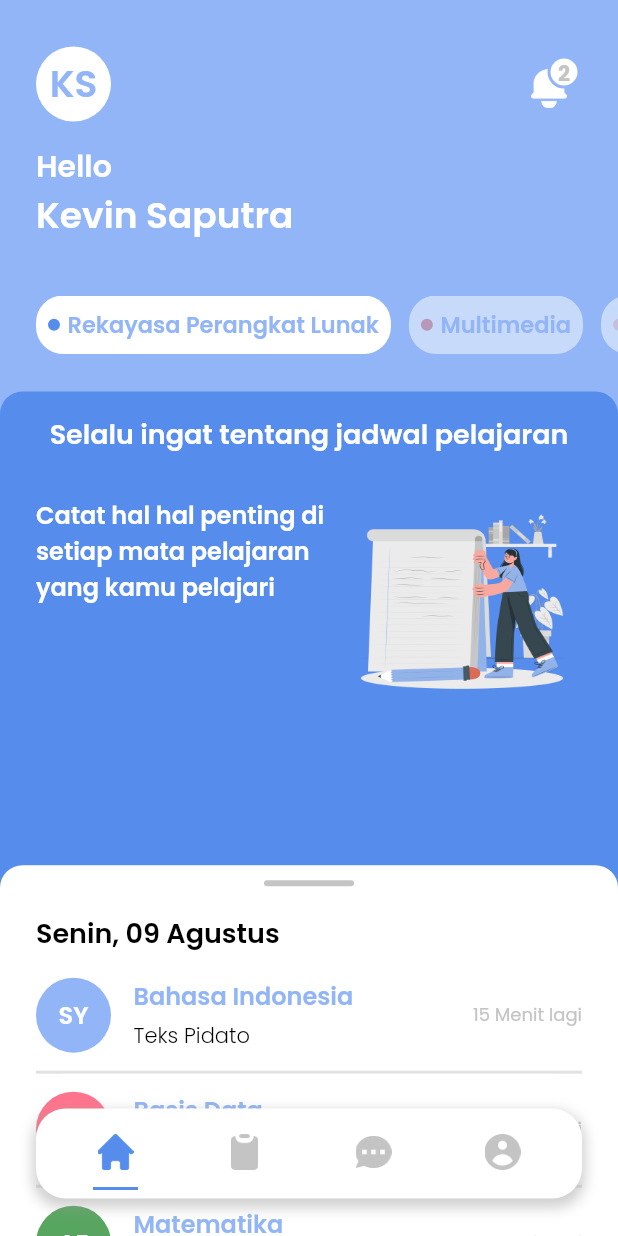
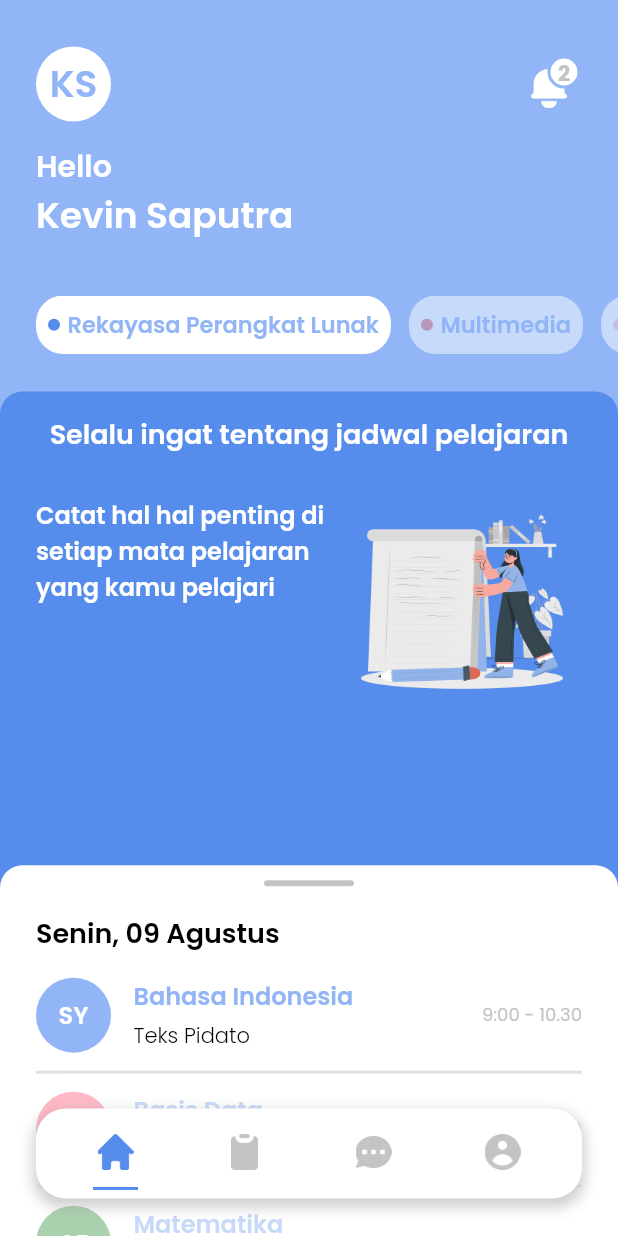
Before and after one commit to J-Orlant/Schooldy, a Flutter app: the SignInPage screen opened by its route, after a tap on "Masuk", on a phone screen of 412 x 824 dp. Run offline on Flutter 3.47's test engine with Material 2 defaults, Android fonts, the phone set to English and light mode, and no system bars; our stand-ins replace bloc, flutter_bloc, google_fonts.

Commit message:
update again
+ page notif
+ update home
+ perapihan sign in

```diff
--- a/lib/main.dart
+++ b/lib/main.dart
@@ -3,6 +3,7 @@ import 'package:flutter_bloc/flutter_bloc.dart';
 import 'package:kksi/bloc/page_cubit.dart';
 import 'package:kksi/bloc/tab_cubit.dart';
 import 'package:kksi/ui/page/main_page.dart';
+import 'package:kksi/ui/page/notification_page.dart';
 import 'package:kksi/ui/page/sign_in_page.dart';
 import 'package:kksi/ui/page/splash_page.dart';
 
@@ -33,6 +34,7 @@ class MyApp extends StatelessWidget {
           ('/get-started'): (context) => GetStartedPage(),
           ('/sign-in'): (context) => SignInPage(),
           ('/main'): (context) => MainPage(),
+          ('/notif'): (context) => NotificationPage(),
         },
       ),
     );
--- a/lib/models/agenda_models.dart
+++ b/lib/models/agenda_models.dart
@@ -8,14 +8,16 @@ class AgendaModels {
   final String waktu;
   final String guru;
   final Color warna;
+  final bool expired;
 
   AgendaModels({
     required this.id,
     required this.mapel,
     required this.materi,
-    this.waktu = "15 menit lagi",
+    this.waktu = "9:00 - 10.30",
     required this.guru,
     required this.warna,
+    required this.expired,
   });
 }
 
@@ -26,6 +28,7 @@ final fakedata = [
     materi: 'Teks Pidato',
     guru: 'SY',
     warna: kPrimaryColor,
+    expired: false,
   ),
   AgendaModels(
     id: 'agenda-tag-2',
@@ -33,6 +36,7 @@ final fakedata = [
     materi: 'Subquery',
     guru: 'DS',
     warna: Color(0xffFF738C),
+    expired: true,
   ),
   AgendaModels(
     id: 'agenda-tag-3',
@@ -40,6 +44,7 @@ final fakedata = [
     materi: 'Turunan',
     guru: 'AE',
     warna: Color(0xff58A560),
+    expired: true,
   ),
   AgendaModels(
     id: 'agenda-tag-4',
@@ -47,5 +52,6 @@ final fakedata = [
     materi: 'Past Tense',
     guru: 'TA',
     warna: Color(0xfffFFDAC4),
+    expired: true,
   ),
 ];
--- a/lib/ui/page/home_page.dart
+++ b/lib/ui/page/home_page.dart
@@ -65,6 +65,10 @@ class HomePage extends StatelessWidget {
                     Positioned(
                       top: 1,
                       right: 1,
+                      child: GestureDetector(
+                        onTap: () {
+                          Navigator.pushNamed(context, '/notif');
+                        },
                         child: Container(
                           width: 22,
                           height: 22,
@@ -78,6 +82,7 @@ class HomePage extends StatelessWidget {
                               '2',
                               style: greyTextStyle.copyWith(
                                 fontWeight: bold,
+                              ),
                             ),
                           ),
                         ),
@@ -301,7 +306,8 @@ class _AgendaItemLoop extends StatelessWidget {
     return Column(
       children: fakedata.map((data) {
         return GestureDetector(
-          onTap: () {
+          onTap: (!data.expired)
+              ? () {
                   Navigator.of(context).push(
                     HeroDialogRoute(
                       builder: (context) => Center(
@@ -311,7 +317,8 @@ class _AgendaItemLoop extends StatelessWidget {
                       ),
                     ),
                   );
-          },
+                }
+              : () {},
           child: Hero(
             tag: data.id,
             createRectTween: (begin, end) {
@@ -323,6 +330,7 @@ class _AgendaItemLoop extends StatelessWidget {
               mapel: data.mapel,
               materi: data.materi,
               color: data.warna,
+              expired: data.expired,
             ),
           ),
         );
--- a/lib/ui/page/sign_in_page.dart
+++ b/lib/ui/page/sign_in_page.dart
@@ -45,6 +45,7 @@ class SignInPage extends StatelessWidget {
                 style: primaryTextStyle.copyWith(
                   fontSize: 30,
                   fontWeight: semiBold,
+                  color: Color(0xff73A5FF),
                 ),
               ),
               SizedBox(
@@ -54,7 +55,7 @@ class SignInPage extends StatelessWidget {
                 hint: 'Email',
                 icon: Icon(
                   Icons.email,
-                  color: kPrimaryColor,
+                  color: Color(0xff73A5FF),
                 ),
               ),
               SizedBox(
@@ -64,7 +65,7 @@ class SignInPage extends StatelessWidget {
                 hint: 'Password',
                 icon: Icon(
                   Icons.lock,
-                  color: kPrimaryColor,
+                  color: Color(0xff73A5FF),
                 ),
               ),
 
--- a/lib/ui/widget/agenda_item.dart
+++ b/lib/ui/widget/agenda_item.dart
@@ -7,6 +7,7 @@ class AgendaItem extends StatelessWidget {
   final String mapel;
   final String materi;
   final Color color;
+  final bool expired;
 
   const AgendaItem({
     Key? key,
@@ -15,11 +16,14 @@ class AgendaItem extends StatelessWidget {
     required this.mapel,
     required this.materi,
     required this.color,
+    required this.expired,
   }) : super(key: key);
 
   @override
   Widget build(BuildContext context) {
-    return Material(
+    return Opacity(
+      opacity: (expired) ? 0.5 : 1.0,
+      child: Material(
         color: Colors.white,
         borderRadius: BorderRadius.circular(18),
         child: Container(
@@ -78,7 +82,7 @@ class AgendaItem extends StatelessWidget {
                   ),
                 ),
                 Text(
-                '15 Menit lagi',
+                  '9:00 - 10.30',
                   style: greyTextStyle.copyWith(
                     fontSize: 12,
                   ),
@@ -87,6 +91,7 @@ class AgendaItem extends StatelessWidget {
             ),
           ),
         ),
+      ),
     );
   }
 }
--- a/lib/ui/widget/custom_text_button.dart
+++ b/lib/ui/widget/custom_text_button.dart
@@ -8,10 +8,10 @@ class CustomTextButton extends StatelessWidget {
 
   const CustomTextButton({
     Key? key,
-      required this.margin,
-      required this.title,
-      required this.onPressed,
-    }) : super(key: key);
+    required this.margin,
+    required this.title,
+    required this.onPressed,
+  }) : super(key: key);
 
   @override
   Widget build(BuildContext context) {
@@ -22,7 +22,7 @@ class CustomTextButton extends StatelessWidget {
       child: TextButton(
         onPressed: onPressed,
         style: TextButton.styleFrom(
-          backgroundColor: kPrimaryColor,
+          backgroundColor: Color(0xff73A5FF),
           shape: RoundedRectangleBorder(
             borderRadius: BorderRadius.circular(40),
           ),
--- a/lib/ui/widget/custom_text_form.dart
+++ b/lib/ui/widget/custom_text_form.dart
@@ -16,13 +16,13 @@ class CustomTextForm extends StatelessWidget {
   @override
   Widget build(BuildContext context) {
     return Container(
-      height: 50,
+      height: 60,
       decoration: BoxDecoration(
         borderRadius: BorderRadius.circular(10),
         color: kWhiteColor,
       ),
       child: Material(
-        elevation: 2.0,
+        elevation: 1.0,
         shadowColor: kGreyColor,
         shape: RoundedRectangleBorder(
           borderRadius: BorderRadius.circular(15),
@@ -32,7 +32,7 @@ class CustomTextForm extends StatelessWidget {
           decoration: InputDecoration(
             border: InputBorder.none,
             fillColor: kWhiteColor,
-              contentPadding: EdgeInsets.symmetric(vertical: 12),
+            contentPadding: EdgeInsets.symmetric(vertical: 20),
             prefixIcon: icon,
             hintText: hint,
             hintStyle: greyTextStyle.copyWith(),
--- a/lib/ui/widget/tugas_item.dart
+++ b/lib/ui/widget/tugas_item.dart
@@ -260,6 +260,9 @@ class TugasItem extends StatelessWidget {
                             )),
                       ),
                     ),
+                    SizedBox(
+                      height: 20,
+                    ),
                   ],
                 ),
               );
```
Also changed, not shown: lib/ui/page/notification_page.dart (added, +176 -0 lines), lib/ui/widget/notification_item.dart (added, +89 -0 lines). Lines whose indentation alone changed are shown as unchanged.
